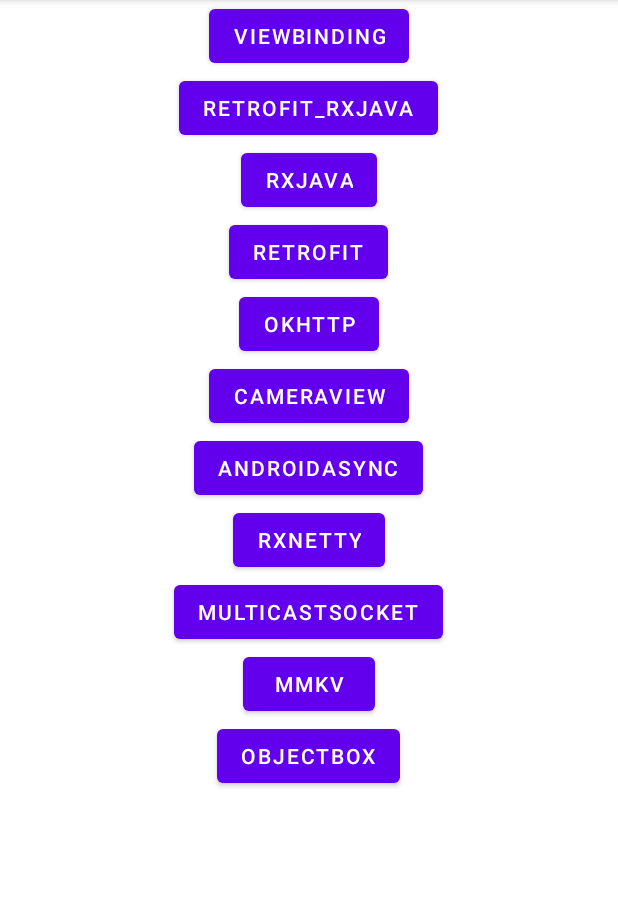
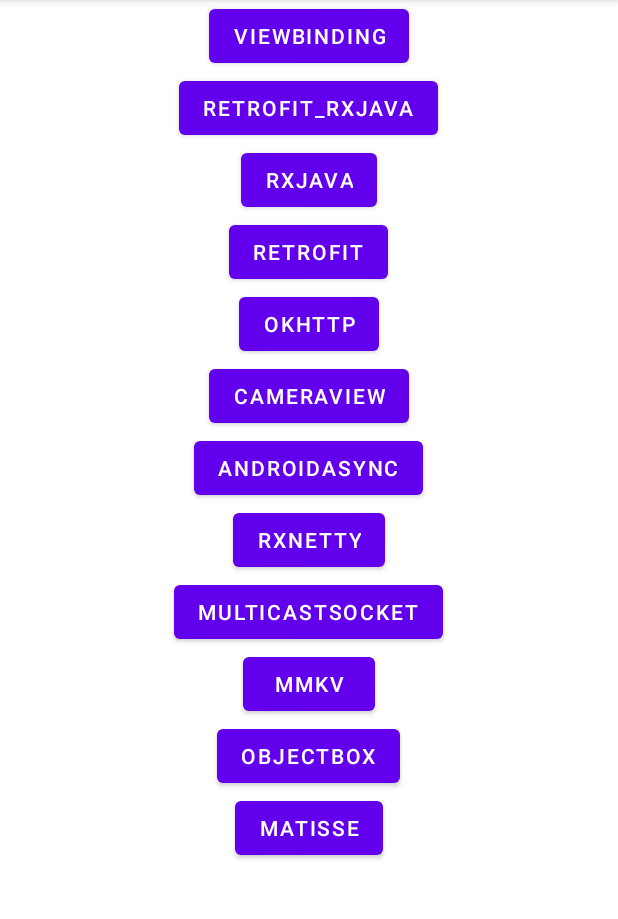
Before and after one commit to Fujimiya-Asuka/AndroidOpenSourcelibraryStudy, an Android app: the screen it shows after launch (MainActivity), on a phone screen of 412 x 824 dp, the part 84-1003 px from its top. Run offline under Robolectric (Android 15) with nearby library versions, the phone set to English and light mode, and no system bars; our stand-ins replace Timber; libraries missing offline, so code that uses them is left out: io.objectbox, io.objectbox.android; 1 statement that could not run was skipped.

```diff
--- a/app/build.gradle
+++ b/app/build.gradle
@@ -135,6 +135,12 @@ dependencies {
     debugImplementation("io.objectbox:objectbox-android-objectbrowser:$objectboxVersion")
     releaseImplementation("io.objectbox:objectbox-android:$objectboxVersion")
 
+    //图片选择库Matissehttps://github.com/zhihu/Matisse
+    implementation 'com.zhihu.android:matisse:0.5.3-beta3'
+
+    // 动态权限RxPermissions
+    implementation group: 'com.tbruyelle.rxpermissions2', name: 'rxpermissions', version: '0.9.5'
+
 }
 //启用ObjectBox调试必须将objectBox依赖插件代码写在最后，否则会重复引用库冲突
 apply plugin: "io.objectbox"
--- a/app/src/main/AndroidManifest.xml
+++ b/app/src/main/AndroidManifest.xml
@@ -7,7 +7,7 @@
     <uses-permission android:name="android.permission.READ_EXTERNAL_STORAGE" />
     <uses-permission android:name="android.permission.WRITE_EXTERNAL_STORAGE" />
     <uses-permission android:name="android.permission.RECORD_AUDIO" />
-    <uses-permission android:name="android.permission.FOREGROUN"/>
+    <uses-permission android:name="android.permission.FOREGROUN" />
 
     <application
         android:name=".AppMain"
@@ -17,7 +17,8 @@
         android:roundIcon="@mipmap/ic_launcher_round"
         android:supportsRtl="true"
         android:theme="@style/Theme.AndroidOpenSourceLibraryStudyDemo">
-        <activity android:name=".view.activity.ObjectBoxActivity"></activity>
+        <activity android:name=".view.activity.MyMatisseActivity"></activity>
+        <activity android:name=".view.activity.ObjectBoxActivity" />
         <activity android:name=".view.activity.KotlinActivity" />
         <activity android:name=".view.activity.ViewPager2Activity" />
         <activity android:name=".view.activity.MMKVActivity" />
--- a/app/src/main/java/com/asuka/androidopensourcelibrarystudydemo/view/activity/MainActivity.kt
+++ b/app/src/main/java/com/asuka/androidopensourcelibrarystudydemo/view/activity/MainActivity.kt
@@ -29,6 +29,7 @@ class MainActivity : AppCompatActivity() {
         clickAndSwitchActivity(binding.MulticastSocketBtn, MulticastSocketActivity::class.java)
         clickAndSwitchActivity(binding.mmkvBtn, MMKVActivity::class.java)
         clickAndSwitchActivity(binding.objectBoxBtn,ObjectBoxActivity::class.java)
+        clickAndSwitchActivity(binding.matisseBtn,MyMatisseActivity::class.java)
 
     }
 
--- a/app/src/main/res/layout/activity_main.xml
+++ b/app/src/main/res/layout/activity_main.xml
@@ -6,6 +6,13 @@
     android:layout_height="match_parent"
     tools:context=".view.activity.MainActivity">
 
+    <ScrollView
+        android:layout_width="match_parent"
+        android:layout_height="match_parent">
+
+        <RelativeLayout
+            android:layout_width="match_parent"
+            android:layout_height="match_parent">
             <Button
                 android:id="@+id/viewBinding_btn"
                 android:layout_width="wrap_content"
@@ -93,6 +100,17 @@
                 android:layout_below="@id/mmkv_btn"
                 android:layout_centerHorizontal="true"/>
 
+            <Button
+                android:id="@+id/matisse_btn"
+                android:layout_width="wrap_content"
+                android:layout_height="wrap_content"
+                android:text="matisse"
+                android:layout_below="@id/objectBox_btn"
+                android:layout_centerHorizontal="true"/>
+        </RelativeLayout>
+
+    </ScrollView>
+
 
 
 
--- a/build.gradle
+++ b/build.gradle
@@ -7,6 +7,7 @@ buildscript {
     repositories {
         mavenCentral()
         google()
+        jcenter()
     }
     dependencies {
         classpath "com.android.tools.build:gradle:4.2.2"
@@ -23,6 +24,7 @@ allprojects {
     repositories {
         mavenCentral()
         google()
+        jcenter()
     }
 }
 
```
Also changed, not shown: app/src/main/java/com/asuka/androidopensourcelibrarystudydemo/view/activity/MyMatisseActivity.kt (added, +104 -0 lines), app/src/main/res/layout/activity_my_matisse.xml (added, +14 -0 lines). Lines whose indentation alone changed are shown as unchanged.
